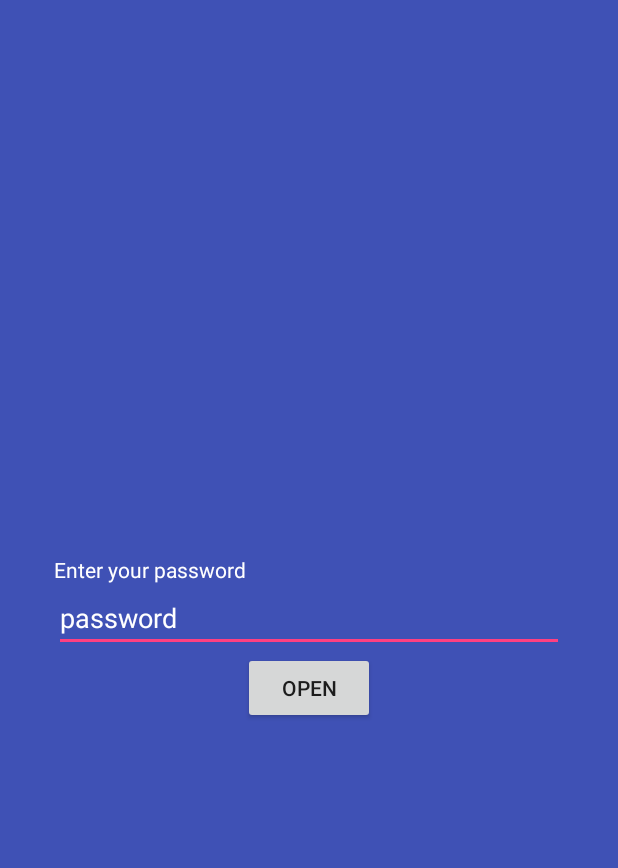
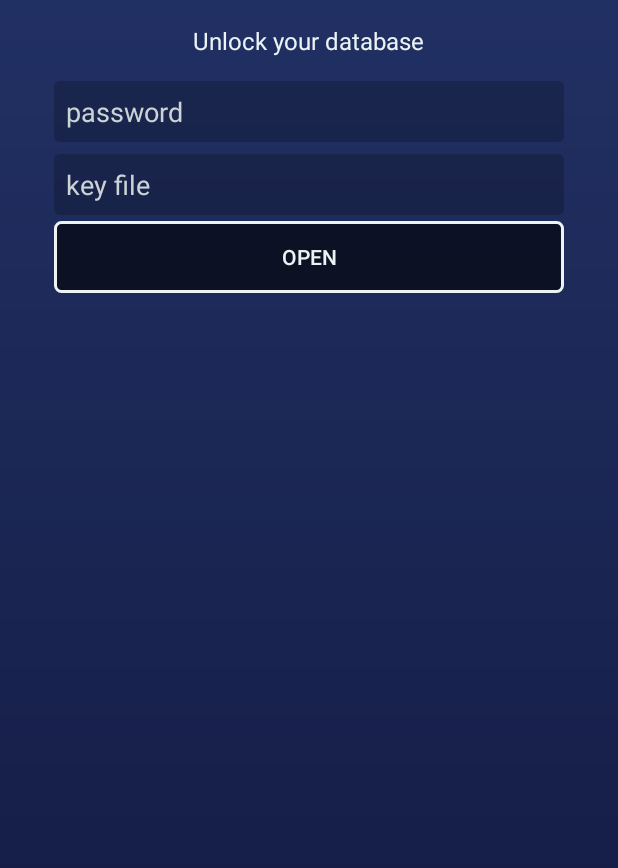
Before and after one commit to JordyLangen/vaultbox, an Android app: the layout activity_vault.xml on its own in the app's theme, with its tools: preview values and no code run, on a phone screen of 412 x 824 dp. Shown: the top 868 px of the screen. Run offline under Robolectric (Android 15) with nearby library versions, the phone set to English and light mode, and no system bars.

Commit message:
Changed the theme a bit

```diff
--- /dev/null
+++ b/app/src/main/res/drawable/background.xml
@@ -0,0 +1,8 @@
+<?xml version="1.0" encoding="utf-8"?>
+<shape xmlns:android="http://schemas.android.com/apk/res/android">
+
+    <gradient
+        android:startColor="@color/primary_dark"
+        android:endColor="@color/primary"
+        android:angle="90" />
+</shape>
--- /dev/null
+++ b/app/src/main/res/drawable/background_button.xml
@@ -0,0 +1,7 @@
+<?xml version="1.0" encoding="utf-8"?>
+<shape xmlns:android="http://schemas.android.com/apk/res/android">
+
+    <corners android:radius="4dp" />
+    <stroke android:color="@color/primary_text" android:width="2dp" />
+    <solid android:color="#99000000" />
+</shape>
--- /dev/null
+++ b/app/src/main/res/drawable/background_edittext.xml
@@ -0,0 +1,6 @@
+<?xml version="1.0" encoding="utf-8"?>
+<shape xmlns:android="http://schemas.android.com/apk/res/android">
+
+    <corners android:radius="4dp"/>
+    <solid android:color="@color/transparent" />
+</shape>
--- a/app/src/main/res/layout/activity_vault.xml
+++ b/app/src/main/res/layout/activity_vault.xml
@@ -6,44 +6,58 @@
     android:layout_height="match_parent"
     tools:context=".screens.vault.VaultActivity">
 
-    <RelativeLayout
+    <LinearLayout
         android:id="@+id/vault_unlock_view"
         android:layout_width="match_parent"
         android:layout_height="match_parent"
-        android:background="@color/colorPrimary">
+        android:background="@drawable/background"
+        android:orientation="vertical">
 
         <TextView
-            android:id="@+id/vault_unlock_password_label"
             android:layout_width="wrap_content"
             android:layout_height="wrap_content"
-            android:layout_above="@+id/vault_unlock_password_field"
-            android:layout_marginEnd="36dp"
-            android:layout_marginStart="36dp"
-            android:text="@string/vault_enter_password"
-            android:textColor="@color/white" />
+            android:layout_gravity="center_horizontal"
+            android:paddingBottom="12dp"
+            android:paddingTop="16dp"
+            android:text="@string/unlock_your_database"
+            android:textColor="@color/primary_text"
+            android:textSize="16sp" />
 
         <EditText
             android:id="@+id/vault_unlock_password_field"
+            style="@style/Vaultbox.EditText"
             android:layout_width="match_parent"
             android:layout_height="wrap_content"
-            android:layout_centerInParent="true"
+            android:layout_marginBottom="4dp"
+            android:layout_marginEnd="36dp"
+            android:layout_marginStart="36dp"
+            android:layout_marginTop="4dp"
+            android:hint="@string/hint_password"
+            android:inputType="textPassword" />
+
+        <EditText
+            android:id="@+id/vault_unlock_keyfile_field"
+            style="@style/Vaultbox.EditText"
+            android:layout_width="match_parent"
+            android:layout_height="wrap_content"
+            android:layout_marginBottom="4dp"
+            android:layout_marginEnd="36dp"
+            android:layout_marginStart="36dp"
+            android:layout_marginTop="4dp"
+            android:hint="@string/hint_keyfile"
+            android:inputType="textPassword" />
+
+        <Button
+            android:id="@+id/vault_unlock_button"
+            android:layout_width="match_parent"
+            android:layout_height="wrap_content"
             android:layout_gravity="center_horizontal"
             android:layout_marginEnd="36dp"
             android:layout_marginStart="36dp"
-            android:hint="@string/hint_password"
-            android:inputType="textPassword"
-            android:textColor="@color/white"
-            android:textColorHint="@color/white" />
-
-        <Button
-            android:id="@+id/vault_unlock_button"
-            android:layout_width="wrap_content"
-            android:layout_height="wrap_content"
-            android:layout_below="@+id/vault_unlock_password_field"
-            android:layout_centerHorizontal="true"
-            android:layout_gravity="center_horizontal"
+            android:background="@drawable/background_button"
+            android:textColor="@color/primary_text"
             android:text="@string/vault_unlock" />
 
-    </RelativeLayout>
+    </LinearLayout>
 
 </com.jlangen.vaultbox.screens.vault.VaultView>
--- a/app/src/main/res/values/colors.xml
+++ b/app/src/main/res/values/colors.xml
@@ -1,8 +1,14 @@
 <?xml version="1.0" encoding="utf-8"?>
 <resources>
-    <color name="colorPrimary">#3F51B5</color>
-    <color name="colorPrimaryDark">#303F9F</color>
-    <color name="colorAccent">#FF4081</color>
+    <color name="primary">#213063</color>
+    <color name="primary_dark">#11173d</color>
+    <color name="accent">#0072ff</color>
+    <color name="primary_text">#EBF3F5</color>
+    <color name="secondary_text">#CBD3D5</color>
+    <color name="icons">#FFFFFF</color>
+    <color name="divider">#EBF3F5</color>
+
     <color name="black">#000000</color>
     <color name="white">#ffffff</color>
+    <color name="transparent">#33000000</color>
 </resources>
--- a/app/src/main/res/values/strings.xml
+++ b/app/src/main/res/values/strings.xml
@@ -3,4 +3,6 @@
     <string name="hint_password">password</string>
     <string name="vault_unlock">Open</string>
     <string name="vault_enter_password">Enter your password</string>
+    <string name="hint_keyfile">key file</string>
+    <string name="unlock_your_database">Unlock your database</string>
 </resources>
--- a/app/src/main/res/values/styles.xml
+++ b/app/src/main/res/values/styles.xml
@@ -3,9 +3,22 @@
     <!-- Base application theme. -->
     <style name="AppTheme" parent="Theme.AppCompat.Light.DarkActionBar">
         <!-- Customize your theme here. -->
-        <item name="colorPrimary">@color/colorPrimary</item>
-        <item name="colorPrimaryDark">@color/colorPrimaryDark</item>
-        <item name="colorAccent">@color/colorAccent</item>
+        <item name="colorPrimary">@color/primary</item>
+        <item name="colorPrimaryDark">@color/primary_dark</item>
+        <item name="colorAccent">@color/accent</item>
+    </style>
+
+    <style name="Vaultbox" />
+
+    <style name="Vaultbox.EditText">
+        <item name="android:background">@drawable/background_edittext</item>
+        <item name="android:textColor">@color/primary_text</item>
+        <item name="android:textColorHint">@color/secondary_text</item>
+        <item name="android:padding">8dp</item>
+    </style>
+
+    <style name="Vaultbox.Button">
+
     </style>
 
 </resources>
```
